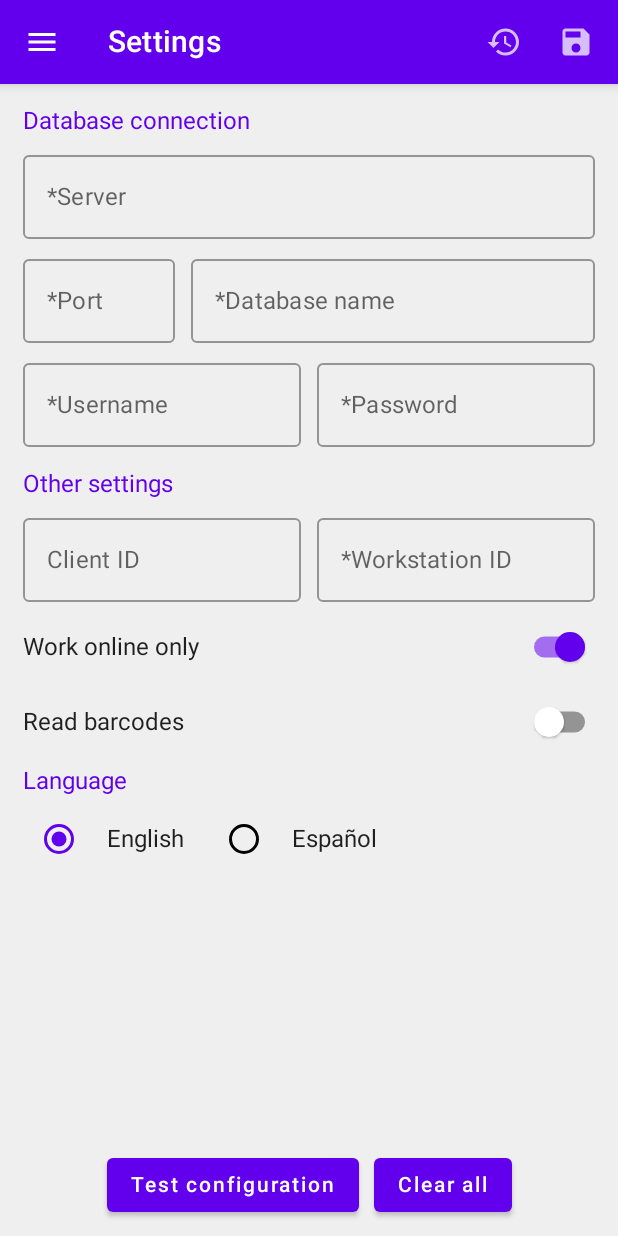
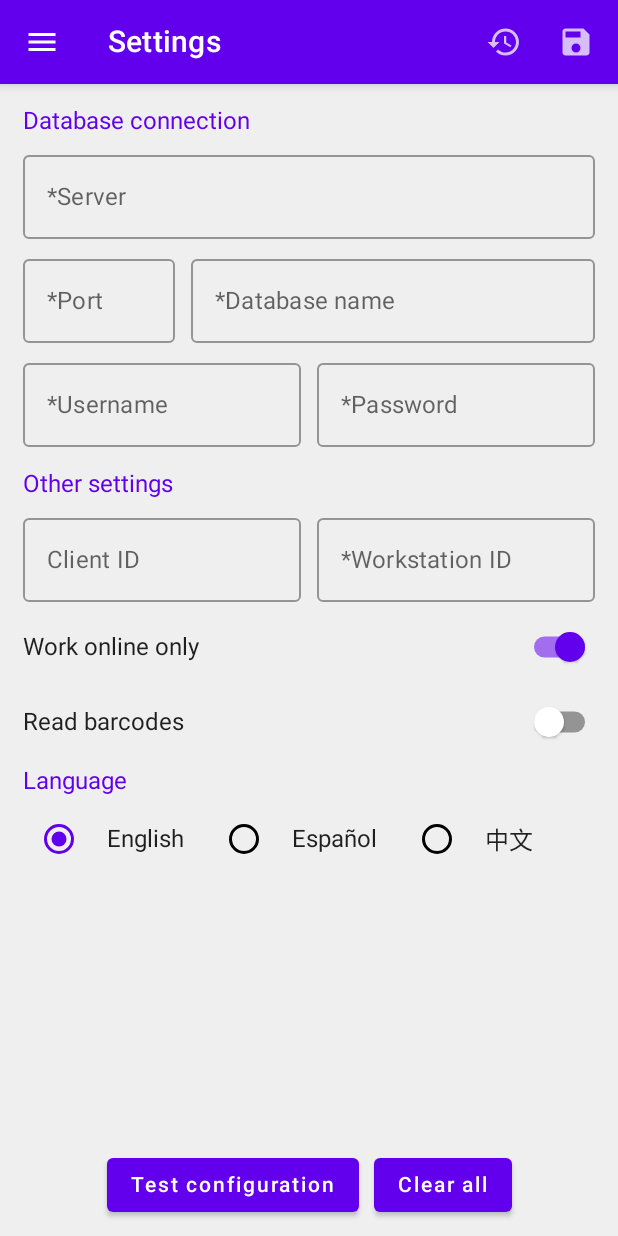
Before and after one commit to La-Fabrica-de-Software/RfLaundryLoaderNETMobile_Java-PRUEBA, an Android app built with Jetpack Compose: the composable ConfiguracionScreen shown on its own in the app's theme, on a phone screen of 412 x 824 dp. Run offline under Robolectric (Android 15) with nearby library versions, the phone set to English and light mode, and no system bars; our stand-ins replace Dagger/Hilt's generated code, Room's generated code; libraries missing offline, so code that uses them is left out: com.gitlab.mvysny, org.redundent.kotlin; 16 statements that could not run were skipped.

Commit message:
Add Chinese language support: translations and settings option
Co-authored-by: JacquelineLFS <129300930+JacquelineLFS@users.noreply.github.com>

```diff
--- a/app/src/main/java/com/lafabricadesoftware/rfidlaundry/presentation/configuracion/ConfiguracionScreen.kt
+++ b/app/src/main/java/com/lafabricadesoftware/rfidlaundry/presentation/configuracion/ConfiguracionScreen.kt
@@ -137,7 +137,13 @@ fun ConfiguracionScreen(
 
             var selectedLanguage by remember {
                 val tag = AppCompatDelegate.getApplicationLocales().toLanguageTags()
-                mutableStateOf(if (tag.startsWith("es")) "es" else "en")
+                mutableStateOf(
+                    when {
+                        tag.startsWith("es") -> "es"
+                        tag.startsWith("zh") -> "zh"
+                        else -> "en"
+                    }
+                )
             }
 
             Text(
@@ -163,6 +169,15 @@ fun ConfiguracionScreen(
                         AppCompatDelegate.setApplicationLocales(LocaleListCompat.forLanguageTags("es"))
                     }
                 )
+                Spacer(modifier = Modifier.width(16.dp))
+                DefaultRadioButton(
+                    text = stringResource(R.string.language_chinese),
+                    selected = selectedLanguage == "zh",
+                    onSelect = {
+                        selectedLanguage = "zh"
+                        AppCompatDelegate.setApplicationLocales(LocaleListCompat.forLanguageTags("zh"))
+                    }
+                )
             }
         }
 
--- a/app/src/main/res/values/strings.xml
+++ b/app/src/main/res/values/strings.xml
@@ -79,6 +79,7 @@
     <string name="language_section">Language</string>
     <string name="language_english">English</string>
     <string name="language_spanish">Español</string>
+    <string name="language_chinese">中文</string>
 
     <!-- Garment list items -->
     <string name="unidentified">Unidentified</string>
```
Also changed, not shown: 2 other files.
